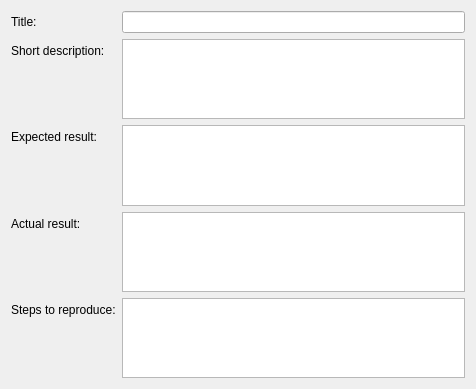
Before: the Qt Designer form src/plugins/dolozhee/bugreportpage.ui in 0xd34df00d/leechcraft, drawn with Qt 5.
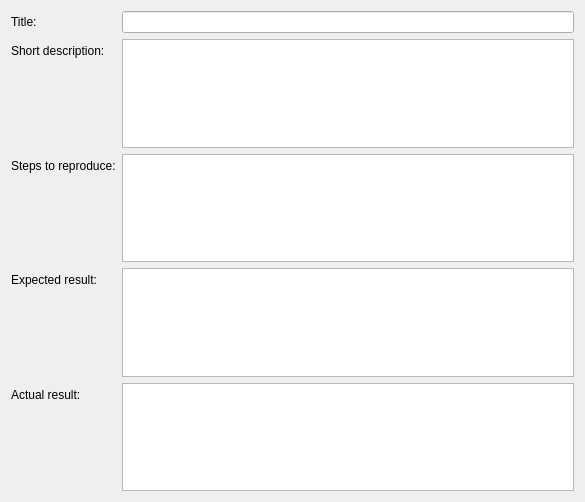
After: the same form once the commit is applied.

Commit message: [Dolozhee] Sane STR/Expected/Actual order.

```diff
--- a/src/plugins/dolozhee/bugreportpage.ui
+++ b/src/plugins/dolozhee/bugreportpage.ui
@@ -6,8 +6,8 @@
    <rect>
     <x>0</x>
     <y>0</y>
-    <width>476</width>
-    <height>389</height>
+    <width>585</width>
+    <height>502</height>
    </rect>
   </property>
   <property name="windowTitle">
@@ -45,30 +45,13 @@
     </widget>
    </item>
    <item row="4" column="0">
-    <widget class="QLabel" name="label_3">
-     <property name="text">
-      <string>Steps to reproduce:</string>
-     </property>
-    </widget>
-   </item>
-   <item row="4" column="1">
-    <widget class="QPlainTextEdit" name="STR_">
-     <property name="sizePolicy">
-      <sizepolicy hsizetype="Expanding" vsizetype="Expanding">
-       <horstretch>0</horstretch>
-       <verstretch>1</verstretch>
-      </sizepolicy>
-     </property>
-    </widget>
-   </item>
-   <item row="2" column="0">
     <widget class="QLabel" name="label_4">
      <property name="text">
       <string>Expected result:</string>
      </property>
     </widget>
    </item>
-   <item row="2" column="1">
+   <item row="4" column="1">
     <widget class="QPlainTextEdit" name="ER_">
      <property name="sizePolicy">
       <sizepolicy hsizetype="Expanding" vsizetype="Expanding">
@@ -78,14 +61,14 @@
      </property>
     </widget>
    </item>
-   <item row="3" column="0">
+   <item row="5" column="0">
     <widget class="QLabel" name="label_5">
      <property name="text">
       <string>Actual result:</string>
      </property>
     </widget>
    </item>
-   <item row="3" column="1">
+   <item row="5" column="1">
     <widget class="QPlainTextEdit" name="AR_">
      <property name="sizePolicy">
       <sizepolicy hsizetype="Expanding" vsizetype="Expanding">
@@ -95,6 +78,23 @@
      </property>
     </widget>
    </item>
+   <item row="2" column="0">
+    <widget class="QLabel" name="label_3">
+     <property name="text">
+      <string>Steps to reproduce:</string>
+     </property>
+    </widget>
+   </item>
+   <item row="2" column="1">
+    <widget class="QPlainTextEdit" name="STR_">
+     <property name="sizePolicy">
+      <sizepolicy hsizetype="Expanding" vsizetype="Expanding">
+       <horstretch>0</horstretch>
+       <verstretch>1</verstretch>
+      </sizepolicy>
+     </property>
+    </widget>
+   </item>
   </layout>
  </widget>
  <resources/>
```
The commit also changes 1 other file.
